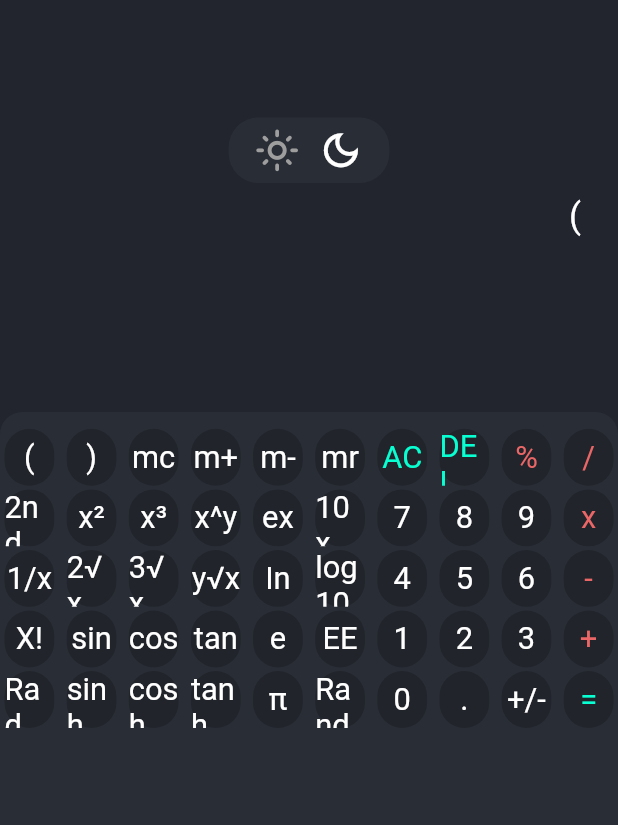
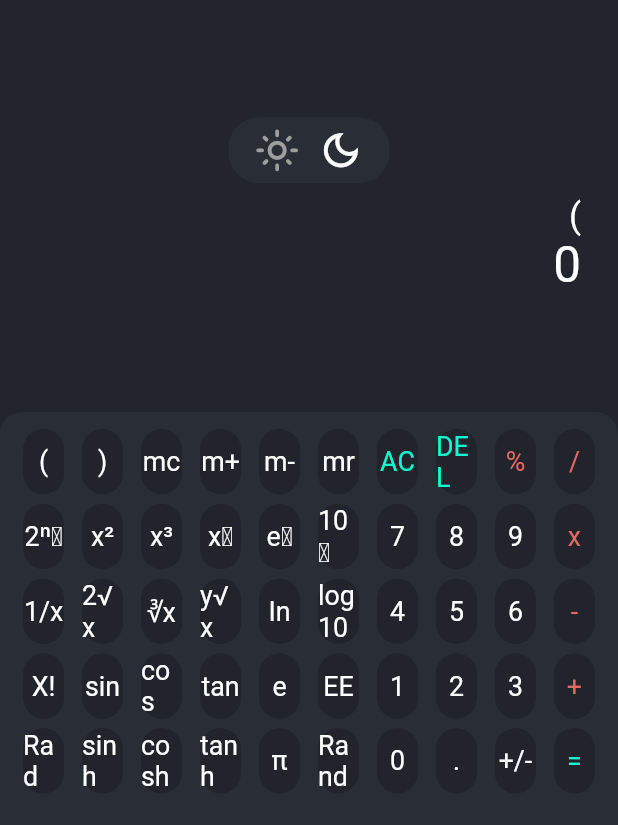
Before and after one commit to Rishiiichokshi/calculator-app, a Flutter app: the ScientificCalculator screen opened directly, after a tap on an icon or button, on a phone screen of 412 x 824 dp. Shown: the top 825 px of the screen. Run offline on Flutter 3.47's test engine with Material 2 defaults, Android fonts, the phone set to English and light mode, and no system bars; our stand-ins replace device_preview, get, math_expressions, sizer.

Commit message:
1/x , 2√x, +/-, 10ˣ, eˣ, ∛x, y√x, In, button functionality work

```diff
--- a/lib/controller/scientific_controller.dart
+++ b/lib/controller/scientific_controller.dart
@@ -7,8 +7,9 @@ import 'package:math_expressions/math_expressions.dart';
 
 class ScientificController extends GetxController {
   var userInput = "";
-  var userOutput = "";
-  var constantInserted = false;
+  var userOutput = "0";
+  // var constantInserted = false;
+  var isNegative = false;
 
   /// Equal Button Pressed Func
   equalPressed() {
@@ -17,37 +18,75 @@ class ScientificController extends GetxController {
     log('====$userInput');
     log('====userInputFC===$userInputFC');
 
+    ///  y√x
+    // Handle the "y√x" expression by capturing both inputs and inserting them
+    final ySqrtXRegExp = RegExp(r'(\d+)√(\d+)');
+    final matches = ySqrtXRegExp.allMatches(userInputFC);
+    for (var match in matches) {
+      final fullMatch = match.group(0).toString(); // Convert to non-null string
+      final y = match.group(1); // Captured y
+      final x = match.group(2); // Captured x
+      final result = "($x)^(1/$y)";
+      userInputFC = userInputFC.replaceFirst(fullMatch, result);
+    }
+
     userInputFC = userInputFC
-            .replaceAll("x", "*")
-            .replaceAll("x²", "^2")
-            .replaceAll("x³", "^3")
-            .replaceAll("x^y", "^")
-            .replaceAll(
-              'X!',
-              '!',
-            )
-            .replaceAll(
-              'e',
-              '${math.e}',
-            )
-        // .replaceAll(
-        //   'π',
-        //   '3.1415926535897932',
-        // )
-        ;
+        .replaceAll("x", "*")
+        .replaceAll("x²", "^2")
+        .replaceAll("x³", "^3")
+        .replaceAll("xʸ", "^")
+        .replaceAll("2√x", "sqrt")
+        // .replaceAll("y√x", "^(1/")
+        .replaceAll("∛x", "pow($userInput, 1/3)") // Cube root calculation
+        .replaceAll("10ˣ", "pow(10,")
+        .replaceAll('eˣ', 'exp')
+        .replaceAll("+/-", "-")
+        .replaceAll("1/x", "1/")
+        .replaceAll('X!', '!')
+        .replaceAll('e', '${math.e}')
+        .replaceAll('π', '3.1415926535897932');
+
+    if (userInputFC.contains("e^")) {
+      // Extract the portion after "e^" and calculate the result
+      String inputAfterExponent = userInputFC.split("e^")[1];
+      double? input = double.tryParse(inputAfterExponent);
+      if (input != null) {
+        double result = math.exp(input);
+        userOutput = result.toString();
+      } else {
+        userOutput = 'Error';
+      }
+    }
+    // Handle the "In" operation
+    if (userInputFC.contains("In(")) {
+      final inMatches = RegExp(r'In\(([^)]+)\)').allMatches(userInputFC);
+      for (var match in inMatches) {
+        final fullMatch = match.group(0).toString();
+        final innerValue = match.group(1);
+        double? input = double.tryParse(innerValue!);
+        if (input != null && input > 0) {
+          double result = math.log(input);
+          userInputFC = userInputFC.replaceFirst(fullMatch, result.toString());
+        } else {
+          userOutput = "Invalid input";
+          update();
+          return;
+        }
+      }
+    }
 
     // Check if a constant has been inserted, and if so, skip further replacements
-    if (!constantInserted) {
-      userInputFC = userInputFC
-          .replaceAll(
-            'e',
-            '${math.e}',
-          )
-          .replaceAll(
-            'π',
-            '3.1415926535897932',
-          );
-    }
+    // if (!constantInserted) {
+    //   userInputFC = userInputFC
+    //       .replaceAll(
+    //         'e',
+    //         '${math.e}',
+    //       )
+    //       .replaceAll(
+    //         'π',
+    //         '3.1415926535897932',
+    //       );
+    // }
 
     try {
       Parser p = Parser();
@@ -69,36 +108,143 @@ class ScientificController extends GetxController {
   /// Clear Button Pressed Func
   clearInputAndOutput() {
     userInput = "";
-    userOutput = "";
-    constantInserted = false;
+    userOutput = "0";
+    // constantInserted = false;
     update();
   }
 
   /// Delete Button Pressed Func
   deleteBtnAction() {
-    if (!constantInserted) {
-      userInput = userInput.substring(0, userInput.length - 1);
-    }
+    // if (!constantInserted) {
+    userInput = userInput.substring(0, userInput.length - 1);
+    // }
     update();
   }
 
   /// on Number Button Tapped
   void onBtnTapped(List<String> buttons, int index) {
+    ///if there is already in input In then this cant able to edit user input
+    if (userInput.contains("In")) {
+      return;
+    }
+
+    /// x² button
     if (buttons[index] == 'x²') {
       userInput += "^2";
-    } else if (buttons[index] == 'x³') {
+    }
+
+    /// x³ button
+    else if (buttons[index] == 'x³') {
       userInput += "^3";
-    } else if (buttons[index] == 'x^y') {
+    }
+
+    /// xʸ button
+    else if (buttons[index] == 'xʸ') {
       userInput += "^";
-    } else if (buttons[index] == 'X!') {
+    }
+
+    /// 10ˣ button
+    else if (buttons[index] == '10ˣ') {
+      if (userInput.isNotEmpty) {
+        userInput = "10^$userInput";
+      } else {
+        userOutput = "0";
+      }
+    }
+
+    /// eˣ button
+    else if (buttons[index] == 'eˣ') {
+      if (userInput.isNotEmpty) {
+        double? input = double.tryParse(userInput);
+        if (input != null) {
+          double result = math.exp(input);
+          userInput = "e^$userInput";
+          userOutput = '0';
+        } else {
+          userOutput = "Not a Number";
+        }
+      } else {
+        userOutput = "0";
+      }
+    }
+
+    /// 2√x button
+    else if (buttons[index] == '2√x') {
+      if (userInput.isNotEmpty) {
+        userInput = "sqrt($userInput)";
+      } else {
+        userOutput = "0";
+      }
+    }
+
+    /// ∛x button
+    else if (buttons[index] == '∛x') {
+      userInput += "^(1/3)"; // Add cube root symbol
+    }
+
+    /// y√x button
+    else if (buttons[index] == 'y√x') {
+      userInput += "√"; // Add y√x symbol
+    }
+
+    /// In button
+    else if (buttons[index] == 'In') {
+      if (userInput.isNotEmpty) {
+        double? input = double.tryParse(userInput);
+        if (input != null && input > 0) {
+          double result = math.log(input);
+          userInput = "In($userInput)";
+          userOutput = result.toString();
+        } else {
+          userOutput = "Invalid input";
+        }
+      } else {
+        userOutput = "Not a Number";
+      }
+    }
+
+    /// +/- button
+    else if (buttons[index] == '+/-') {
+      if (userInput.isNotEmpty) {
+        if (isNegative) {
+          userInput = userInput.substring(1); // Remove the minus sign
+        } else {
+          userInput = "-$userInput"; // Add the minus sign
+        }
+        isNegative = !isNegative; // Toggle the state
+      } else {
+        userOutput = "0";
+      }
+    }
+
+    /// 1/x button
+    else if (buttons[index] == '1/x') {
+      if (userInput.isNotEmpty) {
+        userInput = "1/$userInput";
+      } else {
+        userOutput = 'Not a Number';
+      }
+    }
+
+    /// X! button
+    else if (buttons[index] == 'X!') {
       userInput += "!";
-    } else if (buttons[index] == 'π') {
-      userInput = '${math.pi}';
-      constantInserted = true;
-    } else if (buttons[index] == 'e') {
-      userInput = '${math.e}';
-      constantInserted = true;
-    } else {
+    }
+
+    /// π button
+    else if (buttons[index] == 'π') {
+      userInput = 'π';
+      // constantInserted = true;
+    }
+
+    /// e button
+    else if (buttons[index] == 'e') {
+      userInput = 'e';
+      // constantInserted = true;
+    }
+
+    /// other  buttons
+    else {
       userInput += buttons[index];
     }
     update();
--- a/lib/screen/scientific_calculator.dart
+++ b/lib/screen/scientific_calculator.dart
@@ -27,19 +27,20 @@ class ScientificCalculator extends StatelessWidget {
     "DEL",
     "%",
     "/",
-    "2nd",
+    "2ⁿᵈ",
     "x²",
     "x³",
-    "x^y",
-    "ex",
-    "10x",
+    "xʸ",
+    "eˣ",
+    "10ˣ",
     "7",
     "8",
     "9",
     "x",
     "1/x",
     "2√x",
-    "3√x",
+    "∛x",
+    // "3√x",
     "y√x",
     "In",
     "log10",
@@ -108,14 +109,15 @@ class ScientificCalculator extends StatelessWidget {
               borderRadius: const BorderRadius.only(
                   topLeft: Radius.circular(15), topRight: Radius.circular(15))),
           child: GridView.builder(
-              padding: EdgeInsets.only(top: 1.h, bottom: 1.h),
+              padding:
+                  EdgeInsets.only(top: 1.h, bottom: 1.h, left: 3.w, right: 3.w),
               physics: const NeverScrollableScrollPhysics(),
               itemCount: buttons.length,
               gridDelegate: SliverGridDelegateWithFixedCrossAxisCount(
                   crossAxisCount: 10,
-                  mainAxisExtent: 4.6.h,
-                  mainAxisSpacing: 0.6.w,
-                  crossAxisSpacing: 2.w),
+                  mainAxisExtent: 5.3.h,
+                  mainAxisSpacing: 1.5.w,
+                  crossAxisSpacing: 2.9.w),
               itemBuilder: (contex, index) {
                 switch (index) {
                   /// CLEAR BTN
--- a/lib/widget/scientific_button.dart
+++ b/lib/widget/scientific_button.dart
@@ -26,12 +26,12 @@ class ScientificButton extends StatelessWidget {
         // margin: const EdgeInsets.all(0),
         decoration: BoxDecoration(
           color: color,
-          borderRadius: BorderRadius.circular(12.w),
+          borderRadius: BorderRadius.circular(4.w),
         ),
         child: Center(
           child: Text(
             text,
-            style: TextStyle(color: textColor, fontSize: 15.sp),
+            style: TextStyle(color: textColor, fontSize: 13.sp),
           ),
         ),
       ),
```
Also changed, not shown: 3 other files.
